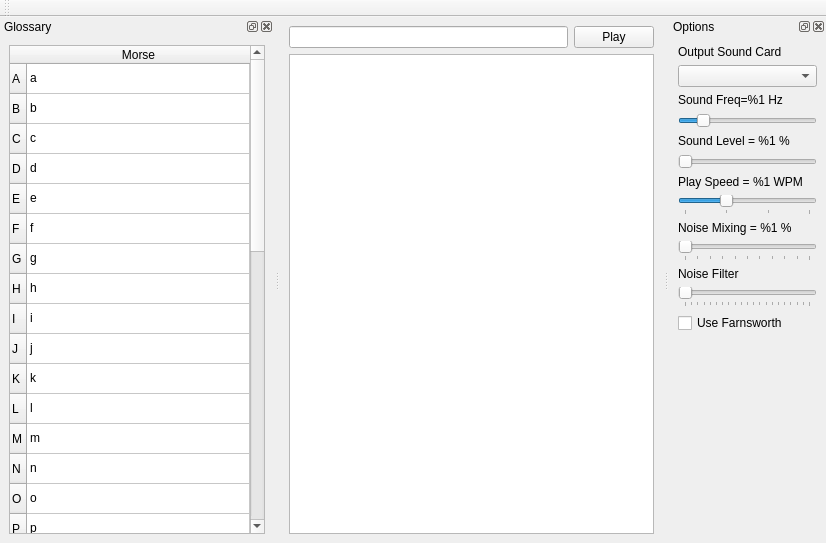
Old version of the form mainwindow.ui in the repository Artemia76/EasyMorse.
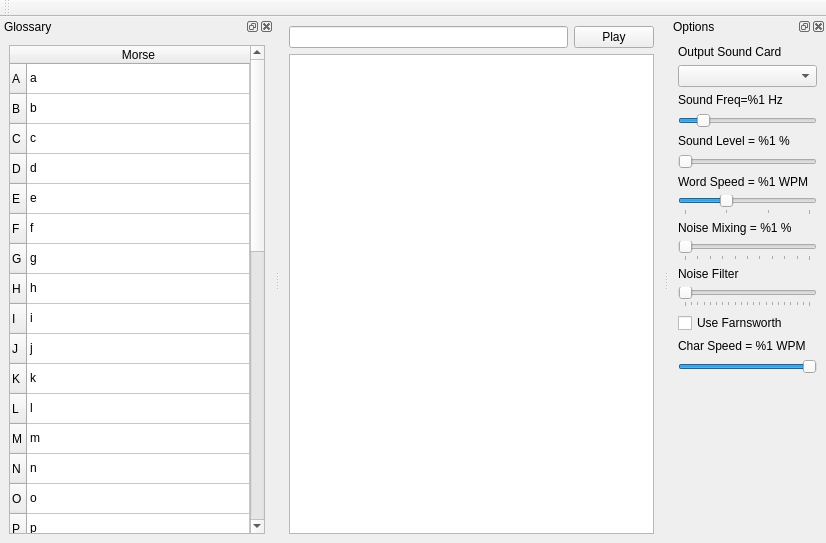
New version of the form. Icons and pictures are not drawn.

Diff of the .ui file:
```diff
--- a/mainwindow.ui
+++ b/mainwindow.ui
@@ -607,7 +607,7 @@
         </size>
        </property>
        <property name="text">
-        <string>Play Speed = %1 WPM</string>
+        <string>Word Speed = %1 WPM</string>
        </property>
       </widget>
      </item>
@@ -713,6 +713,32 @@
        </property>
       </widget>
      </item>
+     <item>
+      <widget class="QLabel" name="m_labelCharSpeed">
+       <property name="text">
+        <string>Char Speed = %1 WPM</string>
+       </property>
+      </widget>
+     </item>
+     <item>
+      <widget class="QSlider" name="m_CharSpeed">
+       <property name="minimum">
+        <number>5</number>
+       </property>
+       <property name="maximum">
+        <number>18</number>
+       </property>
+       <property name="pageStep">
+        <number>5</number>
+       </property>
+       <property name="value">
+        <number>18</number>
+       </property>
+       <property name="orientation">
+        <enum>Qt::Horizontal</enum>
+       </property>
+      </widget>
+     </item>
      <item>
       <spacer name="verticalSpacer">
        <property name="orientation">
```
Left out of the diff: 4 changed lines with no effect on the pictures.
